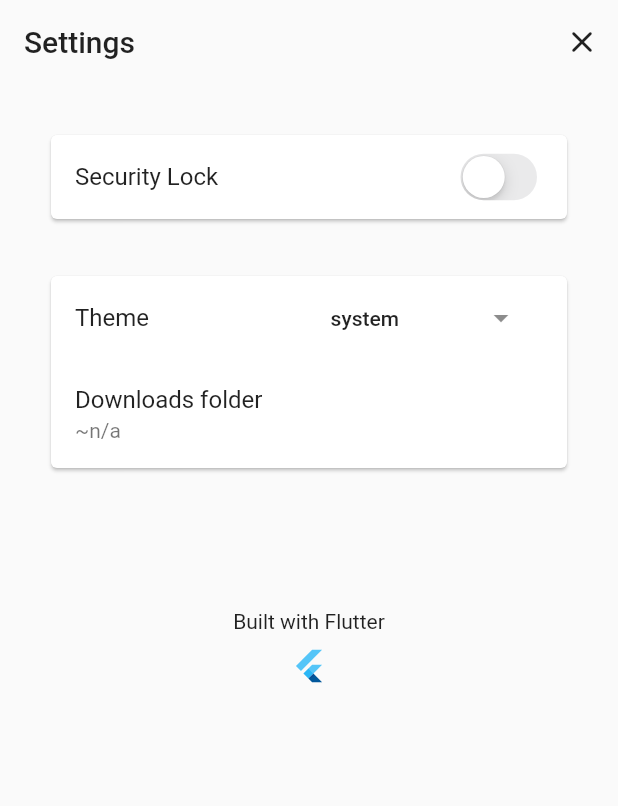
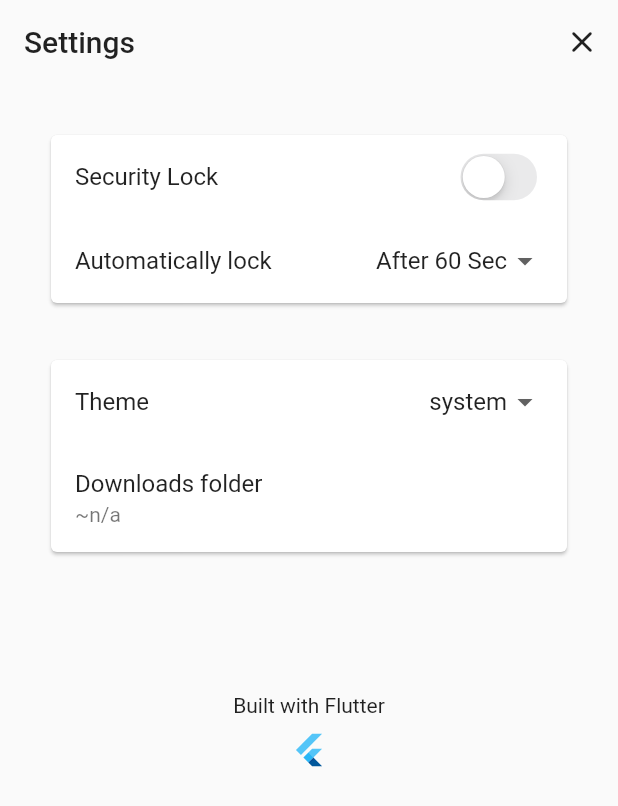
Before and after one commit to shyamexe/media-vault-flutter-bloc, a Flutter app: the Settings screen opened directly, after a tap on "Downloads folder", on a phone screen of 412 x 824 dp. Shown: the top 806 px of the screen. Run offline on Flutter 3.47's test engine with Material 2 defaults, Android fonts, the light colour scheme and no system bars; our stand-ins replace bloc, equatable, file_picker, flutter_bloc, flutter_local_notifications, get_storage and 8 more; missing offline and left inert: animated_fab_button_menu, app_settings, saf; accounts and stored records are empty; statements that could not run were skipped.

Commit message:
added changable lock time

```diff
--- a/lib/modules/common/logic/download_path_cubit.dart
+++ b/lib/modules/common/logic/download_path_cubit.dart
@@ -9,25 +9,31 @@ import 'package:saf/saf.dart';
 
 class DownloadPathState extends Equatable {
   final String path;
+  final int lockTime;
   final bool isLockEnabled;
   const DownloadPathState({
     required this.path,
+    required this.lockTime,
     required this.isLockEnabled,
   });
 
   @override
-  List<Object> get props => [path];
+  List<Object> get props => [path, lockTime, isLockEnabled];
 }
 
 final class DownloadPathInitial extends DownloadPathState {
   const DownloadPathInitial(
-      {required super.path, required super.isLockEnabled});
+      {required super.path,
+      required super.isLockEnabled,
+      required super.lockTime});
 }
 
 class DownloadPathCubit extends Cubit<DownloadPathState> {
   DownloadPathCubit()
       : super(DownloadPathInitial(
-            path: '', isLockEnabled: Storagebox().isLockEnabled())) {
+            lockTime: Storagebox().getLockTime(),
+            path: '',
+            isLockEnabled: Storagebox().isLockEnabled())) {
     loadPath();
   }
 
@@ -35,11 +41,14 @@ class DownloadPathCubit extends Cubit<DownloadPathState> {
     List<String>? paths = await Saf.getPersistedPermissionDirectories();
     if (paths?.isNotEmpty ?? false) {
       emit(DownloadPathState(
+          lockTime: Storagebox().getLockTime(),
           path: paths?.first ?? 'n/a',
           isLockEnabled: Storagebox().isLockEnabled()));
     } else {
       emit(DownloadPathState(
-          path: 'n/a', isLockEnabled: Storagebox().isLockEnabled()));
+          lockTime: Storagebox().getLockTime(),
+          path: 'n/a',
+          isLockEnabled: Storagebox().isLockEnabled()));
     }
   }
 
@@ -56,15 +65,20 @@ class DownloadPathCubit extends Cubit<DownloadPathState> {
 
       if (paths?.isNotEmpty ?? false) {
         emit(DownloadPathState(
+            lockTime: Storagebox().getLockTime(),
             path: paths?.first ?? 'n/a',
             isLockEnabled: Storagebox().isLockEnabled()));
       } else {
         emit(DownloadPathState(
-            path: 'n/a', isLockEnabled: Storagebox().isLockEnabled()));
+            lockTime: Storagebox().getLockTime(),
+            path: 'n/a',
+            isLockEnabled: Storagebox().isLockEnabled()));
       }
     } else {
       emit(DownloadPathState(
-          path: 'n/a', isLockEnabled: Storagebox().isLockEnabled()));
+          lockTime: Storagebox().getLockTime(),
+          path: 'n/a',
+          isLockEnabled: Storagebox().isLockEnabled()));
     }
   }
 
@@ -83,9 +97,13 @@ class DownloadPathCubit extends Cubit<DownloadPathState> {
           Storagebox().updateLock(value);
 
           emit(DownloadPathInitial(
-              path: state.path, isLockEnabled: Storagebox().isLockEnabled()));
+              lockTime: Storagebox().getLockTime(),
+              path: state.path,
+              isLockEnabled: Storagebox().isLockEnabled()));
           emit(DownloadPathState(
-              path: state.path, isLockEnabled: Storagebox().isLockEnabled()));
+              lockTime: Storagebox().getLockTime(),
+              path: state.path,
+              isLockEnabled: Storagebox().isLockEnabled()));
         } else {
           // ignore: use_build_context_synchronously
           errorSnack('Failed to enable lock', context);
@@ -98,6 +116,14 @@ class DownloadPathCubit extends Cubit<DownloadPathState> {
     }
   }
 
+  updateLockTime(int time) async {
+    Storagebox().updateLockTime(time);
+    emit(DownloadPathState(
+        lockTime: time,
+        path: state.path,
+        isLockEnabled: Storagebox().isLockEnabled(),),);
+  }
+
   errorSnack(msg, BuildContext context) {
     ScaffoldMessenger.maybeOf(context)?.showSnackBar(
       SnackBar(
--- a/lib/modules/common/screens/settings.dart
+++ b/lib/modules/common/screens/settings.dart
@@ -39,14 +39,41 @@ class Settings extends StatelessWidget {
             return Column(
               children: [
                 Card(
-                  child: ListTile(
+                  child: Column(
+                    children: [
+                      ListTile(
                         title: const Text('Security Lock'),
                         trailing: CupertinoSwitch(
                           value: pathState.isLockEnabled,
                           onChanged: (value) {
-                        context.read<DownloadPathCubit>().updateLock(value,context);
+                            context
+                                .read<DownloadPathCubit>()
+                                .updateLock(value, context);
                           },
                         ),
+                      ),
+                      ListTile(
+
+                        title: const Text('Automatically lock'),
+                        trailing: DropdownButton(
+                          underline: const SizedBox(),
+                          value: pathState.lockTime,
+                          items: [10, 30, 60, 80]
+                              .map<DropdownMenuItem>(
+                                (e) => DropdownMenuItem(
+                                  value: e,
+                                  child: Text(
+                                    'After $e Sec',
+                                  ),
+                                ),
+                              )
+                              .toList(),
+                          onChanged: (value) {
+                            context.read<DownloadPathCubit>().updateLockTime(value);
+                          },
+                        ),
+                      )
+                    ],
                   ),
                 ),
                 const SizedBox(
@@ -59,28 +86,46 @@ class Settings extends StatelessWidget {
                         builder: (context, state) {
                           return ListTile(
                               title: const Text('Theme'),
-                              trailing: DropdownMenu<ThemeMode>(
-                                inputDecorationTheme:
-                                    const InputDecorationTheme(
-                                  border: InputBorder.none,
-                                ),
-                                onSelected: (value) {
+                              trailing: DropdownButton<ThemeMode>(
+                                underline: const SizedBox(),
+                                value: state.theme,
+                                onChanged: (value) {
                                   context
                                       .read<ThemeCubit>()
                                       .changeTheme(value ?? ThemeMode.system);
                                 },
-
-                                initialSelection: state
-                                    .theme, // Make sure `state.theme` is defined and has a valid value
-                                dropdownMenuEntries: ThemeMode.values
-                                    .map<DropdownMenuEntry<ThemeMode>>(
+                                items: ThemeMode.values
+                                    .map<DropdownMenuItem<ThemeMode>>(
                                         (ThemeMode value) {
-                                  return DropdownMenuEntry<ThemeMode>(
+                                  return DropdownMenuItem<ThemeMode>(
                                     value: value,
-                                    label: value.name.toString(),
+                                    child:Text(value.name.toString()),
                                   );
                                 }).toList(),
-                              ));
+
+                                ),
+                              // trailing: DropdownMenu<ThemeMode>(
+                              //   inputDecorationTheme:
+                              //       const InputDecorationTheme(
+                              //     border: InputBorder.none,
+                              //   ),
+                              //   onSelected: (value) {
+                              //     context
+                              //         .read<ThemeCubit>()
+                              //         .changeTheme(value ?? ThemeMode.system);
+                              //   },
+                              //   initialSelection: state
+                              //       .theme, // Make sure `state.theme` is defined and has a valid value
+                              //   dropdownMenuEntries: ThemeMode.values
+                              //       .map<DropdownMenuEntry<ThemeMode>>(
+                              //           (ThemeMode value) {
+                              //     return DropdownMenuEntry<ThemeMode>(
+                              //       value: value,
+                              //       label: value.name.toString(),
+                              //     );
+                              //   }).toList(),
+                              // )
+                              );
                         },
                       ),
                       ListTile(
--- a/lib/utils/helpers/storage_box.dart
+++ b/lib/utils/helpers/storage_box.dart
@@ -3,6 +3,7 @@ import 'package:get_storage/get_storage.dart';
 class Storagebox {
   final box = GetStorage();
   String lockKey='lock';
+  String lockTime='lockTime';
 
   bool isLockEnabled(){
    return box.read(lockKey)??false;
@@ -11,4 +12,12 @@ class Storagebox {
   updateLock(bool value){
     box.write(lockKey, value);
   }
+
+  int getLockTime(){
+    return box.read(lockTime)??60;
+  }
+
+  updateLockTime(int seconds){
+   box.write(lockTime, seconds);
+  }
 }
```
Also changed, not shown: 1 other file. Lines whose indentation alone changed are shown as unchanged.
